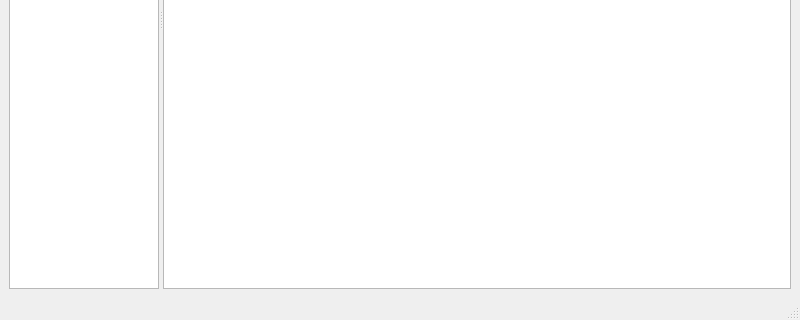
Qt form forms/texteditor.ui (zorbaproject/Bran) before a commit; both pictures show x 0 to 800 and y 280 to 600 of the 800 by 600 pixel window.
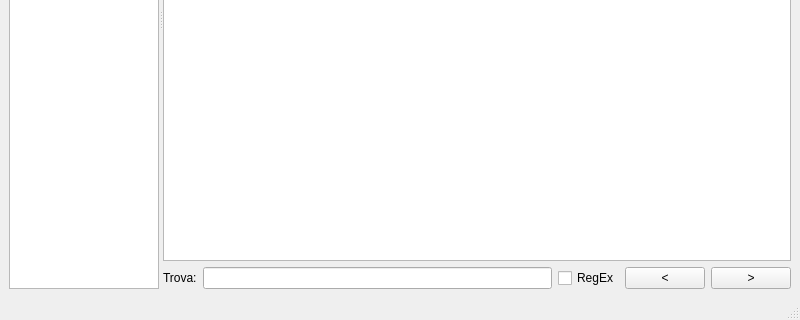
The same form after that commit.

Commit message: Barra di ricerca in texteditor

What changed in the file:
```diff
--- a/forms/texteditor.ui
+++ b/forms/texteditor.ui
@@ -28,7 +28,48 @@
         </size>
        </property>
       </widget>
-      <widget class="QPlainTextEdit" name="plainTextEdit"/>
+      <widget class="QWidget" name="verticalLayoutWidget">
+       <layout class="QVBoxLayout" name="verticalLayout_2">
+        <item>
+         <widget class="QPlainTextEdit" name="plainTextEdit"/>
+        </item>
+        <item>
+         <layout class="QHBoxLayout" name="horizontalLayout">
+          <item>
+           <widget class="QLabel" name="label">
+            <property name="text">
+             <string>Trova:</string>
+            </property>
+           </widget>
+          </item>
+          <item>
+           <widget class="QLineEdit" name="findtext"/>
+          </item>
+          <item>
+           <widget class="QCheckBox" name="findregex">
+            <property name="text">
+             <string>RegEx</string>
+            </property>
+           </widget>
+          </item>
+          <item>
+           <widget class="QPushButton" name="findprev">
+            <property name="text">
+             <string>&lt;</string>
+            </property>
+           </widget>
+          </item>
+          <item>
+           <widget class="QPushButton" name="findnext">
+            <property name="text">
+             <string>&gt;</string>
+            </property>
+           </widget>
+          </item>
+         </layout>
+        </item>
+       </layout>
+      </widget>
      </widget>
     </item>
    </layout>
```
Left out of the diff: 2 changed lines with no effect on the pictures. The commit also changes 1 other file.
